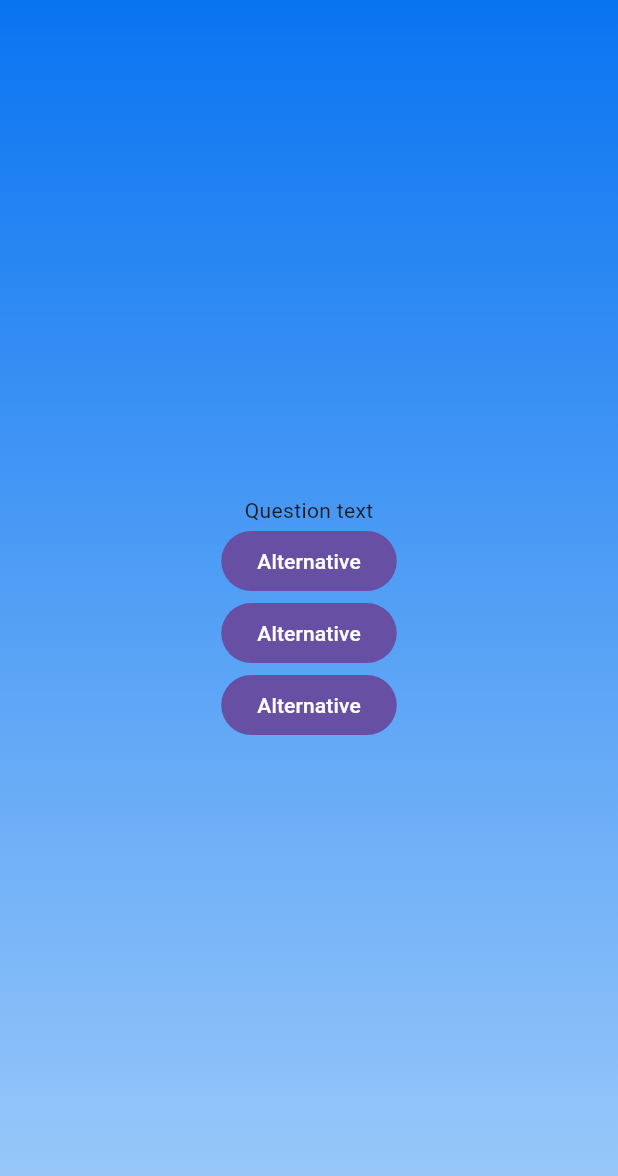
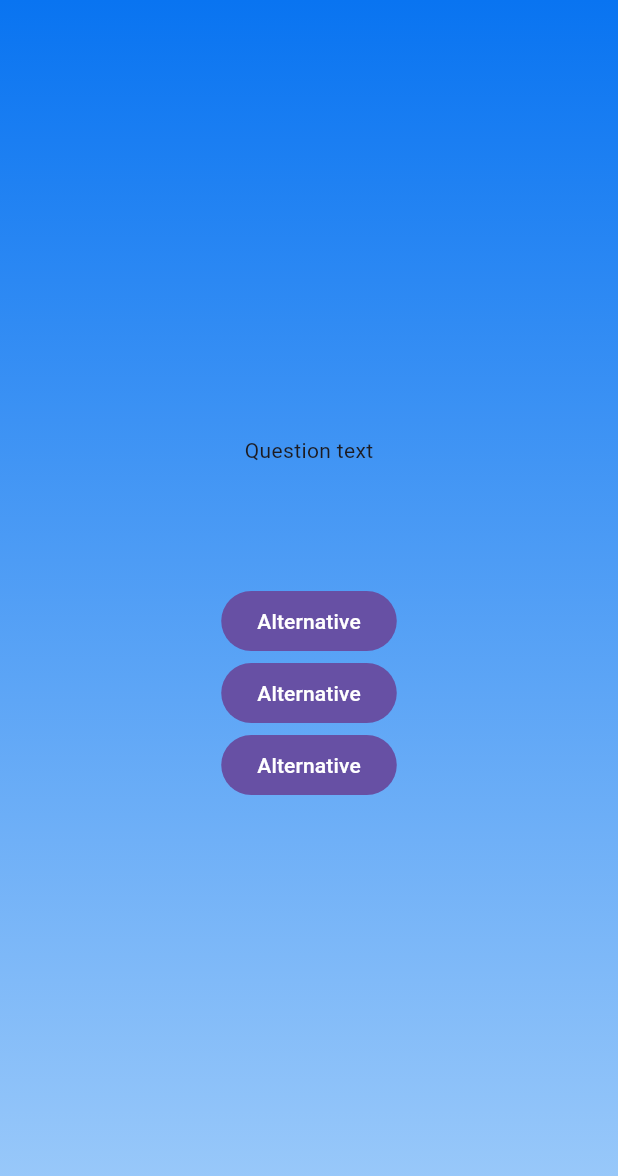
Before and after one commit to Guetzan/estudos_de_flutter_dart, a Flutter app: the screen it shows after launch, after a tap on "Start Quiz", on a phone screen of 412 x 824 dp. Shown: the top 1176 px of the screen. Run offline on Flutter 3.47's test engine with Material 3 defaults, Android fonts, the phone set to English and light mode, and no system bars.

Commit message:
fix SizedBox dimension direction

```diff
--- a/le_petit_quizz/lib/questions.dart
+++ b/le_petit_quizz/lib/questions.dart
@@ -19,7 +19,7 @@ class _QuestionsState extends State<Questions> {
         children: [
           Text('Question text'),
 
-          SizedBox(width: 80),
+          SizedBox(height: 80),
 
           FilledButton(
             onPressed: () => {},
```
